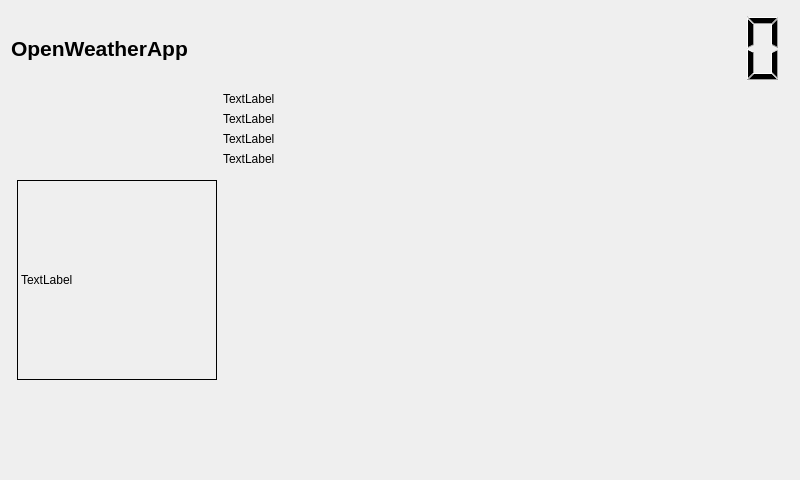
Before: the Qt Designer form openweathermain.ui in jaqub/openweather, drawn with Qt 5.
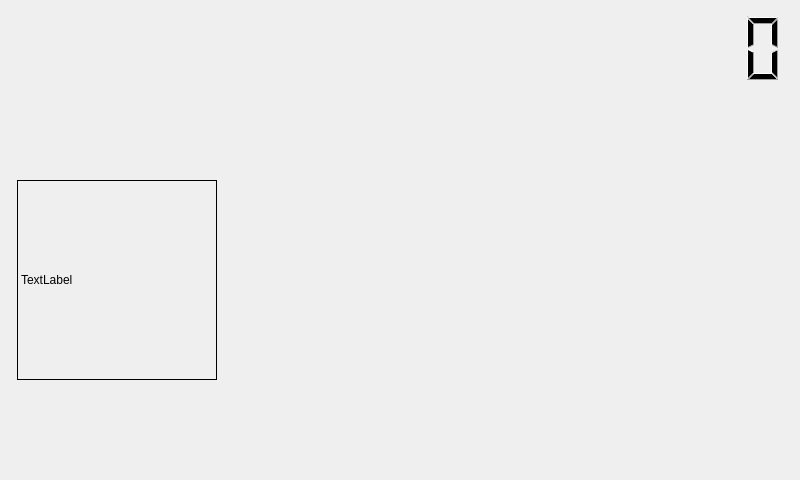
After: the same form once the commit is applied. Custom widgets are drawn as their Qt base class.

Commit message:
[Add] Added downloading and parsing weather information.
Added sending request to openWeader and parsing replay.

The edit to the form file:
```diff
--- a/openweathermain.ui
+++ b/openweathermain.ui
@@ -56,7 +56,7 @@
        </property>
        <property name="font">
         <font>
-         <pointsize>16</pointsize>
+         <pointsize>26</pointsize>
          <weight>75</weight>
          <bold>true</bold>
          <underline>false</underline>
@@ -64,7 +64,7 @@
         </font>
        </property>
        <property name="text">
-        <string>OpenWeatherApp</string>
+        <string/>
        </property>
        <property name="textFormat">
         <enum>Qt::PlainText</enum>
@@ -193,30 +193,50 @@
      <item>
       <layout class="QVBoxLayout" name="verticalLayout">
        <item>
-        <widget class="QLabel" name="label_2">
+        <widget class="QLabel" name="description">
+         <property name="font">
+          <font>
+           <pointsize>22</pointsize>
+          </font>
+         </property>
          <property name="text">
-          <string>TextLabel</string>
+          <string/>
          </property>
         </widget>
        </item>
        <item>
-        <widget class="QLabel" name="label_3">
+        <widget class="QLabel" name="info1">
+         <property name="font">
+          <font>
+           <pointsize>17</pointsize>
+          </font>
+         </property>
          <property name="text">
-          <string>TextLabel</string>
+          <string/>
          </property>
         </widget>
        </item>
        <item>
-        <widget class="QLabel" name="label_4">
+        <widget class="QLabel" name="info2">
+         <property name="font">
+          <font>
+           <pointsize>17</pointsize>
+          </font>
+         </property>
          <property name="text">
-          <string>TextLabel</string>
+          <string/>
          </property>
         </widget>
        </item>
        <item>
-        <widget class="QLabel" name="label_5">
+        <widget class="QLabel" name="info4">
+         <property name="font">
+          <font>
+           <pointsize>17</pointsize>
+          </font>
+         </property>
          <property name="text">
-          <string>TextLabel</string>
+          <string/>
          </property>
         </widget>
        </item>
```
Left out of the diff: 2 changed lines with no effect on the pictures. The commit also changes 2 other files.
